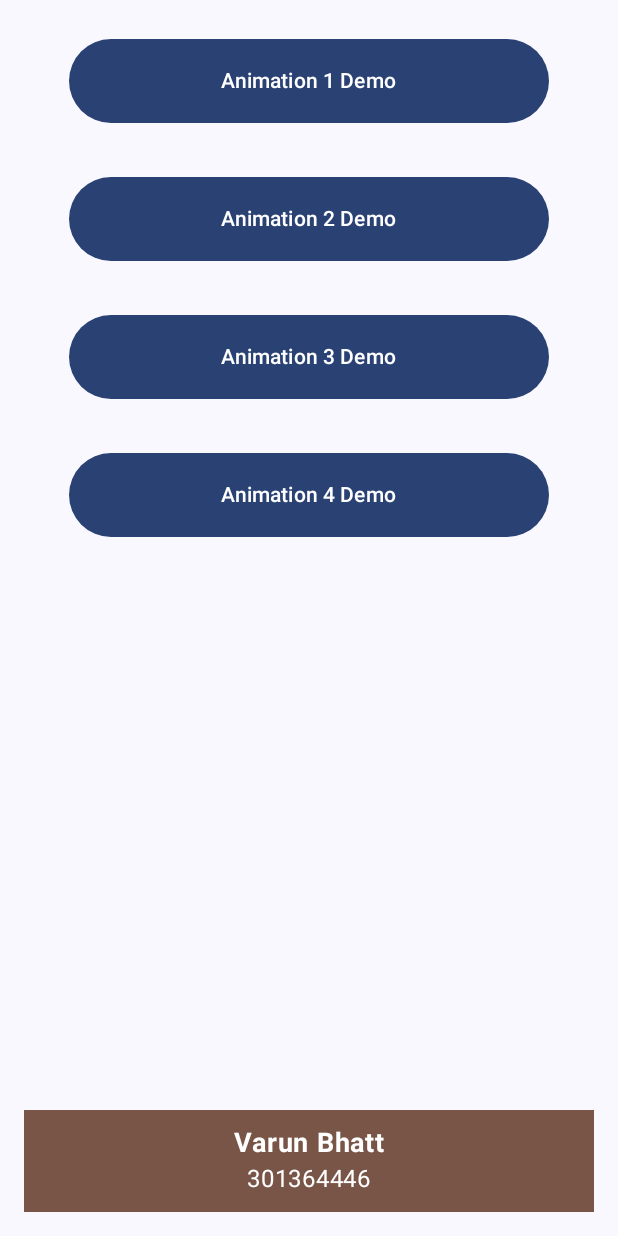
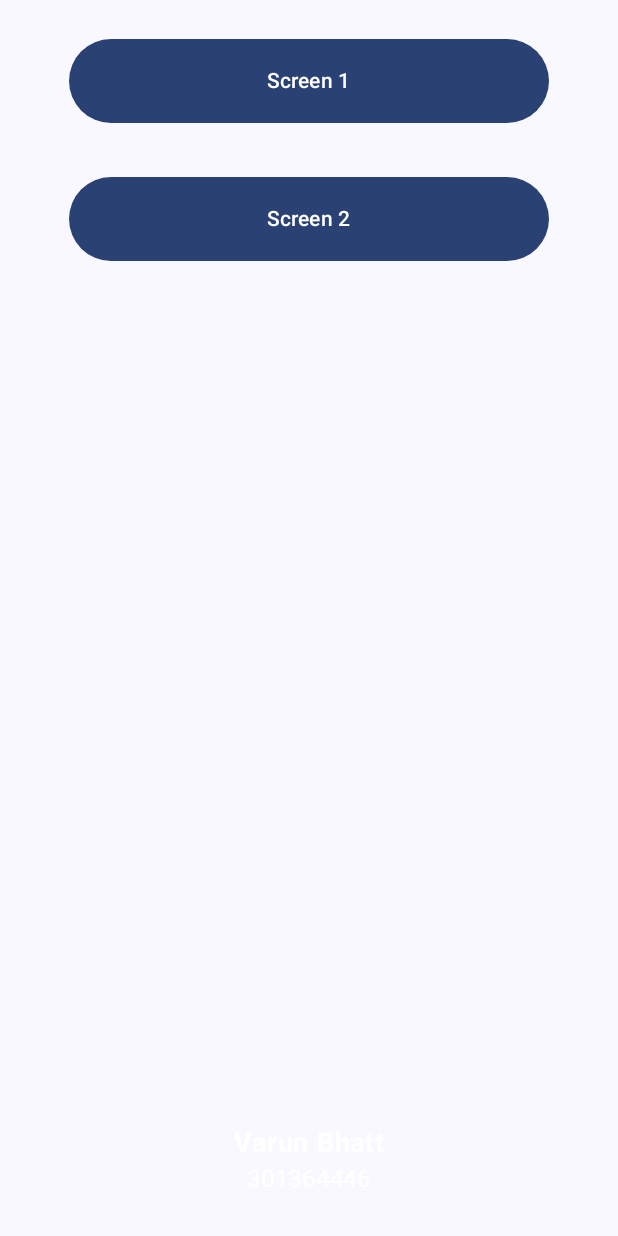
Before and after one commit to cryptic585/Assignment3, an Android app built with Jetpack Compose: the screen it shows after launch (MainActivity), on a phone screen of 412 x 824 dp. Run offline under Robolectric (Android 15) with nearby library versions, the phone set to English and light mode, and no system bars.

Commit message:
Screen 2 Update for Animation

```diff
--- a/app/build.gradle.kts
+++ b/app/build.gradle.kts
@@ -59,7 +59,7 @@ dependencies {
     implementation("androidx.compose.ui:ui-graphics")
     implementation("androidx.compose.ui:ui-tooling-preview")
     implementation("androidx.compose.material3:material3")
-    implementation("androidx.navigation:navigation-compose:2.4.0-alpha08")
+    implementation("androidx.navigation:navigation-compose:2.7.7")
     implementation("com.google.android.gms:play-services-maps:18.2.0")
     testImplementation("junit:junit:4.13.2")
     androidTestImplementation("androidx.test.ext:junit:1.1.5")
--- a/app/src/main/java/com/varun/mapd721/MainActivity.kt
+++ b/app/src/main/java/com/varun/mapd721/MainActivity.kt
@@ -34,8 +34,8 @@ class MainActivity : ComponentActivity() {
                 NavHost(navController, startDestination = "mainScreen") {
                     composable("mainScreen") { MainScreen(navController) }
                     composable("animation1Screen") { Animation1Screen(navController) }
-                    /*composable("animation2Screen") { Animation2Screen(navController) }
-                    composable("animation3Screen") { Animation3Screen(navController) }
+                    composable("animation2Screen") { Animation2Screen(navController) }
+                    /*composable("animation3Screen") { Animation3Screen(navController) }
                     composable("animation4Screen") { Animation4Screen(navController) }*/
                 }
             }
@@ -59,21 +59,21 @@ fun MainScreen(navController: NavController) {
                 verticalArrangement = Arrangement.Center,
                 horizontalAlignment = Alignment.CenterHorizontally
             ) {
-                ButtonDemo("Animation 1 Demo") {
-                    navController.navigate("Screen 1")
+                ButtonDemo("Screen 1") {
+                    navController.navigate("Animation1Screen")
                 }
                 Spacer(modifier = Modifier.height(16.dp))
-                ButtonDemo("Animation 2 Demo") {
-                    navController.navigate("Screen 2")
+                ButtonDemo("Screen 2") {
+                    navController.navigate("Animation2Screen")
                 }
-                Spacer(modifier = Modifier.height(16.dp))
-                ButtonDemo("Animation 3 Demo") {
-                    navController.navigate("Screen 3")
-                }
-                Spacer(modifier = Modifier.height(16.dp))
-                ButtonDemo("Animation 4 Demo") {
-                    navController.navigate("Screen 4")
-                }
+//                Spacer(modifier = Modifier.height(16.dp))
+//                ButtonDemo("Animation 3 Demo") {
+//                    navController.navigate("Screen 3")
+//                }
+//                Spacer(modifier = Modifier.height(16.dp))
+//                ButtonDemo("Animation 4 Demo") {
+//                    navController.navigate("Screen 4")
+//                }
             }
             ContainerWithStudentInfo()
         }
@@ -98,7 +98,7 @@ fun ContainerWithStudentInfo() {
         modifier = Modifier
             .fillMaxWidth()
             .padding(16.dp),
-        color = Color(0xFF795548)
+        color = Color(0x0000FF)
     ) {
         Column(
             verticalArrangement = Arrangement.Center,
```
Also changed, not shown: app/src/main/java/com/varun/mapd721/Screen2.kt (added, +85 -0 lines).
